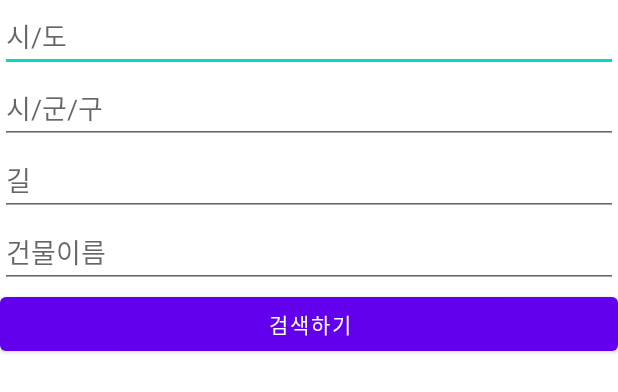
After one commit to dmswjd4117/Delivery_app, an Android app: the layout activity_address_setting.xml on its own in the app's theme, with its tools: preview values and no code run, on a phone screen of 412 x 824 dp. The commit adds this screen. Shown: the top 392 px of the screen. Run offline under Robolectric (Android 15) with nearby library versions, the phone set to English and light mode, and no system bars.

Commit message:
feat: 주소검색기능구현

```diff
--- a/app/build.gradle
+++ b/app/build.gradle
@@ -11,7 +11,6 @@ android {
         targetSdk 31
         versionCode 1
         versionName "1.0"
-
         testInstrumentationRunner "androidx.test.runner.AndroidJUnitRunner"
     }
 
@@ -43,4 +42,9 @@ dependencies {
     testImplementation 'junit:junit:4.+'
     androidTestImplementation 'androidx.test.ext:junit:1.1.3'
     androidTestImplementation 'androidx.test.espresso:espresso-core:3.4.0'
+
+    // retrofit
+    implementation 'com.squareup.retrofit2:retrofit:2.5.0'
+    implementation 'com.google.code.gson:gson:2.8.2'
+    implementation 'com.squareup.retrofit2:converter-gson:2.4.0'
 }
--- /dev/null
+++ b/app/src/main/res/layout/activity_address_setting.xml
@@ -0,0 +1,58 @@
+<?xml version="1.0" encoding="utf-8"?>
+<androidx.constraintlayout.widget.ConstraintLayout xmlns:android="http://schemas.android.com/apk/res/android"
+    xmlns:app="http://schemas.android.com/apk/res-auto"
+    xmlns:tools="http://schemas.android.com/tools"
+    android:layout_width="match_parent"
+    android:layout_height="match_parent"
+    tools:context=".view.address.AddressSettingActivity">
+
+
+    <LinearLayout
+        android:layout_width="match_parent"
+        android:layout_height="match_parent"
+        android:orientation="vertical">
+
+
+        <EditText
+            android:id="@+id/addressSearch_cityName"
+            android:layout_width="match_parent"
+            android:layout_height="wrap_content"
+            android:hint="시/도"/>
+
+        <EditText
+            android:id="@+id/addressSearch_cityCountyName"
+            android:layout_width="match_parent"
+            android:layout_height="wrap_content"
+            android:hint="시/군/구"/>
+
+        <EditText
+            android:id="@+id/addressSearch_roadName"
+            android:layout_width="match_parent"
+            android:layout_height="wrap_content"
+            android:hint="길"/>
+
+        <EditText
+            android:id="@+id/addressSearch_buildingName"
+            android:layout_width="match_parent"
+            android:layout_height="wrap_content"
+            android:hint="건물이름"/>
+
+        <Button
+            android:id="@+id/addressSearch_searchBtn"
+            android:layout_width="match_parent"
+            android:layout_height="wrap_content"
+            android:text="검색하기">
+        </Button>
+
+        <ListView
+            android:id="@+id/listView"
+            android:layout_width="match_parent"
+            android:layout_height="match_parent"
+            android:divider="#999999"
+            android:dividerHeight="1dp">
+        </ListView>
+
+    </LinearLayout>
+
+
+</androidx.constraintlayout.widget.ConstraintLayout>
--- a/app/src/main/res/values/strings.xml
+++ b/app/src/main/res/values/strings.xml
@@ -1,6 +1,9 @@
 <resources>
-    <string name="app_name">Delivery</string>
+    <string name="app_name">DDE</string>
     <string name="title_activity_main">MainActivity</string>
+    <string name="api_endpoint">http://4ffc-2001-e60-cb33-10d-ec21-bb74-95bf-534c.ngrok.io</string>
+
+
     <!-- Strings used for fragments for navigation -->
     <string name="first_fragment_label">First Fragment</string>
     <string name="second_fragment_label">Second Fragment</string>
@@ -18,4 +21,5 @@
     <string name="invalid_username">Not a valid username</string>
     <string name="invalid_password">Password must be >5 characters</string>
     <string name="login_failed">"Login failed"</string>
+
 </resources>
--- /dev/null
+++ b/app/src/main/res/values/styles.xml
@@ -0,0 +1,4 @@
+<resources>
+    <style name="AppTheme" parent="Theme.MaterialComponents.DayNight.NoActionBar">
+    </style>
+</resources>
```
Also changed, not shown: app/src/main/java/com/android/delivery/RetrofitClient.java (added, +25 -0 lines), app/src/main/java/com/android/delivery/api/AddressAPI.java (added, +13 -0 lines), app/src/main/java/com/android/delivery/model/Response.java (added, +49 -0 lines), app/src/main/java/com/android/delivery/model/address/AddressRequest.java (added, +34 -0 lines), app/src/main/java/com/android/delivery/model/address/AddressResponse.java (added, +55 -0 lines), app/src/main/java/com/android/delivery/view/address/AddressSettingActivity.java (added, +70 -0 lines), app/src/main/java/com/android/delivery/view/main/MainActivity.java (added, +56 -0 lines), app/src/main/res/layout/activity_main.xml (+8 -23 lines), app/src/main/res/menu/appbar_action.xml (added, +17 -0 lines).
